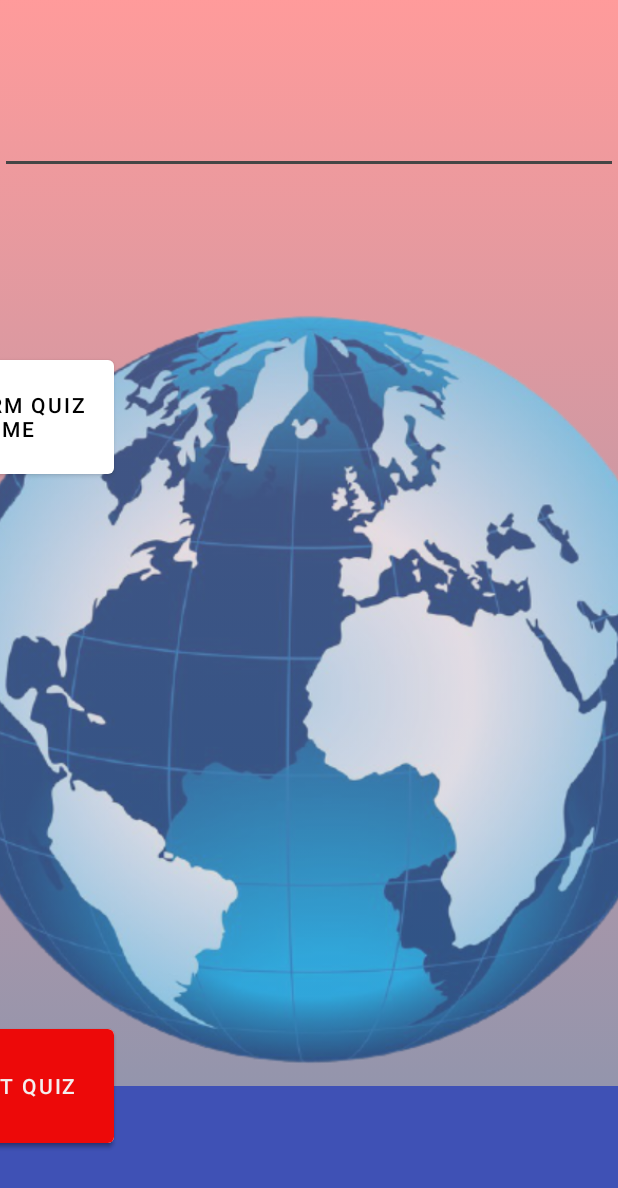
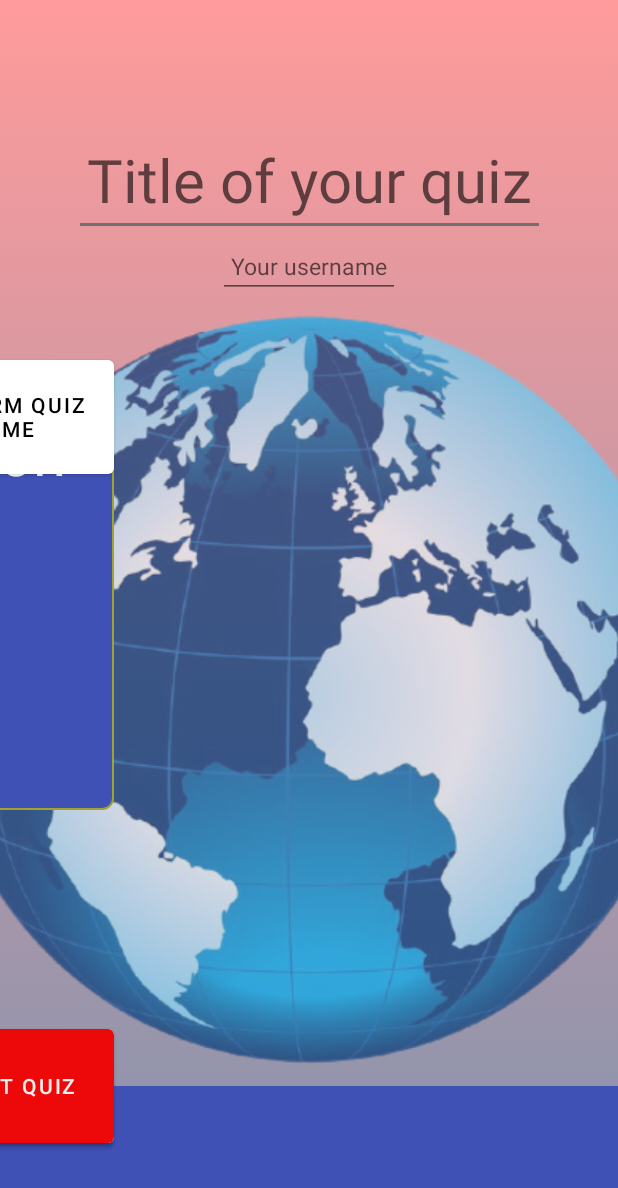
Before and after one commit to ItzRick/Quizeo, an Android app: the CreateQuizActivity2 screen opened directly, with no data from a screen before it, on a phone screen of 412 x 824 dp. Shown: the top 1188 px of the screen. Run offline under Robolectric (Android 15) with nearby library versions, the light colour scheme and no system bars.

Commit message:
Make a question --> upload image and UI

```diff
--- /dev/null
+++ b/app/src/main/res/drawable/edittext_background.xml
@@ -0,0 +1,13 @@
+<?xml version="1.0" encoding="utf-8"?>
+<selector xmlns:android="http://schemas.android.com/apk/res/android">
+    <item>
+        <shape android:shape="rectangle">
+            <solid android:color="#3F51B5"/>
+            <stroke
+                android:color="#a0a32f"
+                android:width="1dp"
+                />
+            <corners android:radius="7dp"/>
+        </shape>
+    </item>
+</selector>
--- a/app/src/main/res/layout/fragment_create_quiz2.xml
+++ b/app/src/main/res/layout/fragment_create_quiz2.xml
@@ -65,19 +65,18 @@
 
     <EditText
         android:id="@+id/YourQuizName"
+        android:layout_width="314dp"
+        android:layout_height="68dp"
+        android:autofillHints=""
         android:gravity="center"
-        android:layout_width="match_parent"
-        android:layout_height="wrap_content"
-        android:layout_marginBottom="80dp"
-        android:autofillHints=""
+        android:hint="@string/title_your_quiz"
         android:inputType="textShortMessage"
         android:textSize="40sp"
         app:layout_constraintBottom_toTopOf="@+id/imageView4"
         app:layout_constraintEnd_toEndOf="parent"
-        app:layout_constraintHorizontal_bias="0.49"
         app:layout_constraintStart_toStartOf="parent"
         app:layout_constraintTop_toTopOf="parent"
-        app:layout_constraintVertical_bias="1.0"
+        app:layout_constraintVertical_bias="0.7"
         tools:ignore="LabelFor" />
 
     <Button
@@ -98,4 +97,111 @@
         app:layout_constraintTop_toTopOf="@+id/imageView4"
         app:layout_constraintVertical_bias="0.086" />
 
+    <EditText
+        android:id="@+id/YourUsername"
+        android:layout_width="121dp"
+        android:layout_height="41dp"
+        android:layout_marginStart="135dp"
+        android:layout_marginEnd="134dp"
+        android:layout_marginBottom="3dp"
+        android:autofillHints=""
+        android:gravity="center"
+        android:hint="@string/your_username"
+        android:inputType="textShortMessage"
+        android:textSize="15sp"
+        app:layout_constraintBottom_toTopOf="@+id/imageView4"
+        app:layout_constraintEnd_toEndOf="parent"
+        app:layout_constraintHorizontal_bias="0.476"
+        app:layout_constraintStart_toStartOf="parent"
+        app:layout_constraintTop_toBottomOf="@+id/YourQuizName"
+        app:layout_constraintVertical_bias="0.0"
+        tools:ignore="LabelFor" />
+
+    <TextView
+        android:id="@+id/YourQuizInfo"
+        android:layout_width="361dp"
+        android:layout_height="265dp"
+        android:layout_marginStart="54dp"
+        android:layout_marginTop="76dp"
+        android:autofillHints=""
+        android:background="@drawable/edittext_background"
+        android:ems="10"
+        android:gravity="center_horizontal"
+        android:inputType="textPersonName"
+        android:text="@string/your_quiz_info"
+        android:textColor="@color/white"
+        android:textSize="40sp"
+        app:layout_constraintBottom_toTopOf="@+id/toolbar2"
+        app:layout_constraintEnd_toEndOf="@+id/buttonSubmitQuiz"
+        app:layout_constraintHorizontal_bias="1.0"
+        app:layout_constraintStart_toStartOf="@+id/buttonSaveQuit"
+        app:layout_constraintTop_toBottomOf="@+id/YourUsername"
+        app:layout_constraintVertical_bias="0.0"
+        tools:ignore="TextViewEdits" />
+
+    <TextView
+        android:id="@+id/NumberOfQuestions"
+        android:layout_width="wrap_content"
+        android:layout_height="wrap_content"
+        android:layout_marginTop="23dp"
+        android:layout_marginEnd="23dp"
+        android:layout_marginBottom="77dp"
+        android:ems="10"
+        android:inputType="textPersonName"
+        android:text="@string/number_of_questions"
+        android:textColor="@color/white"
+        android:textSize="20sp"
+        app:layout_constraintBottom_toTopOf="parent"
+        app:layout_constraintEnd_toEndOf="@+id/YourQuizInfo"
+        app:layout_constraintHorizontal_bias="0.144"
+        app:layout_constraintStart_toStartOf="@id/YourQuizInfo"
+        app:layout_constraintTop_toBottomOf="@+id/YourQuizInfo"
+        app:layout_constraintVertical_bias="0.346"
+        tools:ignore="TextViewEdits" />
+
+    <Button
+        android:id="@+id/buttonAddQuestion"
+        android:layout_width="wrap_content"
+        android:layout_height="wrap_content"
+        android:layout_marginStart="24dp"
+        android:layout_marginTop="26dp"
+        android:layout_marginBottom="104dp"
+        android:text="@string/add_question"
+        app:layout_constraintBottom_toTopOf="parent"
+        app:layout_constraintEnd_toEndOf="parent"
+        app:layout_constraintHorizontal_bias="0.45"
+        app:layout_constraintStart_toStartOf="parent"
+        app:layout_constraintTop_toBottomOf="@+id/NumberOfQuestions"
+        app:layout_constraintVertical_bias="0.045" />
+
+    <TextView
+        android:id="@+id/textLocation"
+        android:layout_width="240dp"
+        android:layout_height="37dp"
+        android:layout_marginStart="2dp"
+        android:layout_marginTop="27dp"
+        android:layout_marginBottom="92dp"
+        android:text="@string/location"
+        app:layout_constraintBottom_toTopOf="parent"
+        app:layout_constraintStart_toStartOf="@+id/NumberOfQuestions"
+        app:layout_constraintTop_toBottomOf="@+id/buttonAddQuestion"
+        app:layout_constraintVertical_bias="0.013"
+        android:textColor="@color/white"
+        android:textSize="20sp"/>
+
+    <Button
+        android:id="@+id/button3"
+        android:layout_width="wrap_content"
+        android:layout_height="wrap_content"
+        android:layout_marginStart="8dp"
+        android:layout_marginTop="2dp"
+        android:layout_marginBottom="81dp"
+        android:text="@string/add_location"
+        app:layout_constraintBottom_toTopOf="parent"
+        app:layout_constraintEnd_toEndOf="@+id/buttonAddQuestion"
+        app:layout_constraintHorizontal_bias="1.0"
+        app:layout_constraintStart_toStartOf="@+id/buttonAddQuestion"
+        app:layout_constraintTop_toBottomOf="@+id/textLocation"
+        app:layout_constraintVertical_bias="0.015" />
+
 </androidx.constraintlayout.widget.ConstraintLayout>
--- a/app/src/main/res/values/colors.xml
+++ b/app/src/main/res/values/colors.xml
@@ -6,12 +6,10 @@
     <color name="teal_200">#FF03DAC5</color>
     <color name="teal_700">#FF018786</color>
     <color name="black">#FF000000</color>
-    <color name="darkgray">#FF121212</color>
     <color name="white">#FFFFFFFF</color>
-    <color name="white2">#99FFFFFF</color>
-    <color name="redd">#FF700000</color>
+    <color name="redd">#700000</color>
     <color name="red">#99FF5858</color>
     <color name="blue">#99334D79</color>
-    <color name="gray">#FF454545</color>
+    <color name="gray">#707070</color>
 
 </resources>
--- a/app/src/main/res/values/strings.xml
+++ b/app/src/main/res/values/strings.xml
@@ -24,6 +24,15 @@
     <string name="play_quiz">Play a Quiz</string>
     <string name="dark_mode">Dark Mode</string>
     <string name="select_Name">Confirm quiz name</string>
+    <string name="title_your_quiz">Title of your quiz</string>
+    <string name="your_username">Your username</string>
+    <string name="your_quiz_info">Quiz Information</string>
+    <string name="number_of_questions">Number of questions:</string>
     <string name="add_question">Add Question</string>
-
+    <string name="location">Location:</string>
+    <string name="add_location">Add Location</string>
+    <string name="upload_image">Upload Image</string>
+    <string name="upload_image_here">Upload Image Here</string>
+    <string name="done">Done</string>
+    <string name="add_a_question">Add a Question…</string>
 </resources>
```
Also changed, not shown: app/src/main/java/com/example/quizeo/AddQuestionActivity.java (added, +57 -0 lines), app/src/main/res/layout/fragment_add_question.xml (added, +87 -0 lines), app/src/main/res/drawable/image.png (added).
